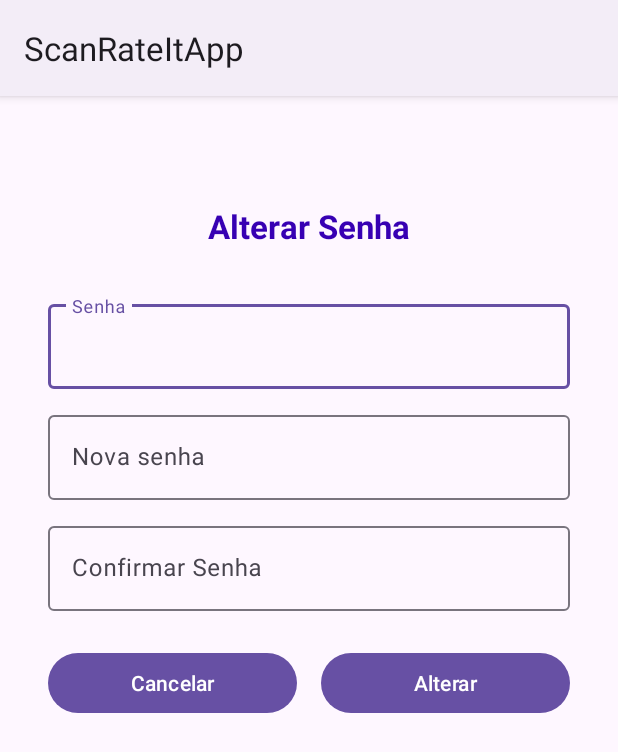
After one commit to AlissonMdaCruz/ScanRateItApp, an Android app: the fragment ChangePassFragment shown on its own in the app's theme, on a phone screen of 412 x 824 dp. The commit adds this screen. Shown: the top 752 px of the screen. Run offline under Robolectric (Android 15) with nearby library versions, the phone set to English and light mode, and no system bars; our stand-ins replace Firebase (no records; nobody signed in at launch, a user with empty details on screens opened directly); Roboto replaces fonts that are not available here.

Commit message:
[Add] troca de senha

```diff
--- a/app/src/main/java/com/akhenaton/scanrateitapp/common/repository/AuthRepository.kt
+++ b/app/src/main/java/com/akhenaton/scanrateitapp/common/repository/AuthRepository.kt
@@ -7,5 +7,6 @@ interface AuthRepository {
     suspend fun login(email: String, password: String): Resource<FirebaseUser>
     suspend fun signup(name: String, email: String, password: String): Resource<FirebaseUser>
     suspend fun recoverAccess(email: String): Resource<Boolean>
+    suspend fun changeData(password: String, newPassword: String): Resource<Boolean>
     fun logout()
 }
--- a/app/src/main/java/com/akhenaton/scanrateitapp/features/changedata/viewmodel/ChangeDataViewModel.kt
+++ /dev/null
@@ -1,4 +0,0 @@
-package com.akhenaton.scanrateitapp.features.changedata.viewmodel
-
-class ChangeDataViewModel {
-}
--- /dev/null
+++ b/app/src/main/java/com/akhenaton/scanrateitapp/features/changepass/ui/ChangePassFragment.kt
@@ -0,0 +1,82 @@
+package com.akhenaton.scanrateitapp.features.changepass.ui
+
+import android.view.LayoutInflater
+import android.view.View
+import android.view.ViewGroup
+import android.widget.Toast
+import androidx.lifecycle.ViewModelProvider
+import androidx.navigation.fragment.findNavController
+import com.akhenaton.scanrateitapp.common.BaseFragment
+import com.akhenaton.scanrateitapp.databinding.FragmentChangePassBinding
+import com.akhenaton.scanrateitapp.features.changepass.viewmodel.ChangePassViewModel
+import com.akhenaton.scanrateitapp.features.changepass.viewmodel.ChangePassViewModelFactory
+import com.akhenaton.scanrateitapp.features.changepass.viewmodel.ChangePassViewState
+
+class ChangePassFragment : BaseFragment<FragmentChangePassBinding>() {
+
+    private lateinit var viewModel: ChangePassViewModel
+
+    override fun initView() {
+        initViewModel()
+        initObserver()
+        initListeners()
+    }
+
+    override fun viewBinding(
+        inflater: LayoutInflater,
+        container: ViewGroup?
+    ): FragmentChangePassBinding = FragmentChangePassBinding.inflate(inflater, container, false)
+
+    private fun initViewModel() {
+        val factory = ChangePassViewModelFactory()
+        viewModel = ViewModelProvider(this, factory)[ChangePassViewModel::class.java]
+    }
+
+    private fun initObserver() {
+        viewModel.state.observe(this) { state ->
+            when (state) {
+                is ChangePassViewState.Loading -> onLoading()
+                is ChangePassViewState.Success -> onSuccess()
+                is ChangePassViewState.Error -> onError(state.message)
+            }
+        }
+    }
+
+    private fun initListeners() {
+        binding.btnChangePass.setOnClickListener {
+            val oldPass = binding.edtChangePasswordOld.text.toString().trim()
+            val newPass = binding.edtChangePasswordNew.text.toString().trim()
+            val confirmPass = binding.edtChangePasswordConfirm.text.toString().trim()
+            viewModel.validateChangePass(oldPass, newPass, confirmPass)
+        }
+
+        binding.btnCancelChangePass.setOnClickListener {
+            findNavController().popBackStack()
+        }
+    }
+
+    private fun onLoading() {
+        binding.pgbChangePass.visibility = View.VISIBLE
+    }
+
+    private fun onSuccess() {
+        binding.pgbChangePass.visibility = View.INVISIBLE
+        Toast.makeText(requireContext(), SUCCESS, Toast.LENGTH_SHORT).show()
+        clearFields()
+    }
+
+    private fun clearFields() {
+        binding.edtChangePasswordOld.text?.clear()
+        binding.edtChangePasswordNew.text?.clear()
+        binding.edtChangePasswordConfirm.text?.clear()
+    }
+
+    private fun onError(message: String) {
+        binding.pgbChangePass.visibility = View.INVISIBLE
+        Toast.makeText(requireContext(), message, Toast.LENGTH_SHORT).show()
+    }
+
+    companion object {
+        private const val SUCCESS = "Senha alterada com sucesso!"
+    }
+}
--- /dev/null
+++ b/app/src/main/java/com/akhenaton/scanrateitapp/features/changepass/viewmodel/ChangePassViewModel.kt
@@ -0,0 +1,49 @@
+package com.akhenaton.scanrateitapp.features.changepass.viewmodel
+
+import androidx.lifecycle.MutableLiveData
+import androidx.lifecycle.ViewModel
+import androidx.lifecycle.viewModelScope
+import com.akhenaton.scanrateitapp.common.repository.AuthRepository
+import com.akhenaton.scanrateitapp.common.repository.Resource
+import kotlinx.coroutines.launch
+
+class ChangePassViewModel(
+    private val repository: AuthRepository
+) : ViewModel() {
+
+    private val _state = MutableLiveData<ChangePassViewState>()
+    val state get() = _state
+
+    fun validateChangePass(oldPass: String, newPass: String, confirmPass: String) {
+        _state.value = ChangePassViewState.Loading
+        when {
+            oldPass.isEmpty() -> _state.value = ChangePassViewState.Error(EMPTY_OLD_PASS)
+            newPass.isEmpty() -> _state.value = ChangePassViewState.Error(EMPTY_NEW_PASS)
+            confirmPass.isEmpty() -> _state.value = ChangePassViewState.Error(
+                EMPTY_CONFRIM_PASSWORD
+            )
+            newPass != confirmPass -> _state.value = ChangePassViewState.Error(DIFF_PASSWORD)
+            else -> changePass(oldPass, newPass)
+        }
+    }
+
+    private fun changePass(oldPass: String, newPass: String) = viewModelScope.launch {
+        val result = repository.changeData(oldPass, newPass)
+        handleResult(result)
+    }
+
+    private fun handleResult(result: Resource<Boolean>) {
+        when (result) {
+            is Resource.Success -> _state.value = ChangePassViewState.Success
+            is Resource.Failure -> _state.value =
+                ChangePassViewState.Error(result.exception.message ?: "")
+        }
+    }
+
+    companion object {
+        private const val EMPTY_OLD_PASS = "Campo senha vazio"
+        private const val EMPTY_NEW_PASS = "Campo nova senha vazio"
+        private const val EMPTY_CONFRIM_PASSWORD = "Campo confirmação de senha vazio"
+        private const val DIFF_PASSWORD = "As senhas estão diferentes"
+    }
+}
--- /dev/null
+++ b/app/src/main/java/com/akhenaton/scanrateitapp/features/changepass/viewmodel/ChangePassViewModelFactory.kt
@@ -0,0 +1,16 @@
+package com.akhenaton.scanrateitapp.features.changepass.viewmodel
+
+import androidx.lifecycle.ViewModel
+import androidx.lifecycle.ViewModelProvider
+import com.akhenaton.scanrateitapp.common.repository.AuthRepositoryImpl
+import com.google.firebase.auth.FirebaseAuth
+
+class ChangePassViewModelFactory : ViewModelProvider.Factory {
+
+    @Suppress("UNCHECKED_CAST")
+    override fun <T : ViewModel> create(modelClass: Class<T>): T {
+        val repository = AuthRepositoryImpl(FirebaseAuth.getInstance())
+
+        return ChangePassViewModel(repository) as T
+    }
+}
--- /dev/null
+++ b/app/src/main/res/layout/fragment_change_pass.xml
@@ -0,0 +1,118 @@
+<?xml version="1.0" encoding="utf-8"?>
+<androidx.constraintlayout.widget.ConstraintLayout xmlns:android="http://schemas.android.com/apk/res/android"
+    xmlns:app="http://schemas.android.com/apk/res-auto"
+    xmlns:tools="http://schemas.android.com/tools"
+    android:layout_width="match_parent"
+    android:layout_height="match_parent"
+    android:padding="32dp"
+    tools:context=".features.changepass.ui.ChangePassFragment">
+
+    <TextView
+        android:id="@+id/txt_change_pass_title"
+        android:layout_width="wrap_content"
+        android:layout_height="wrap_content"
+        android:layout_marginTop="40dp"
+        android:text="@string/change_pass"
+        android:textColor="@color/purple_700"
+        android:textSize="22sp"
+        android:textStyle="bold"
+        app:layout_constraintEnd_toEndOf="parent"
+        app:layout_constraintStart_toStartOf="parent"
+        app:layout_constraintTop_toTopOf="parent" />
+
+    <com.google.android.material.textfield.TextInputLayout
+        android:id="@+id/iml_change_password_old"
+        android:layout_width="match_parent"
+        android:layout_height="wrap_content"
+        android:layout_marginTop="32dp"
+        app:layout_constraintEnd_toEndOf="parent"
+        app:layout_constraintStart_toStartOf="parent"
+        app:layout_constraintTop_toBottomOf="@+id/txt_change_pass_title">
+
+        <com.google.android.material.textfield.TextInputEditText
+            android:id="@+id/edt_change_password_old"
+            android:layout_width="match_parent"
+            android:layout_height="wrap_content"
+            android:hint="@string/password"
+            android:inputType="textPassword"
+            android:maxLength="16" />
+
+    </com.google.android.material.textfield.TextInputLayout>
+
+    <com.google.android.material.textfield.TextInputLayout
+        android:id="@+id/iml_change_password_new"
+        android:layout_width="match_parent"
+        android:layout_height="wrap_content"
+        android:layout_marginTop="12dp"
+        app:layout_constraintEnd_toEndOf="parent"
+        app:layout_constraintStart_toStartOf="parent"
+        app:layout_constraintTop_toBottomOf="@+id/iml_change_password_old">
+
+        <com.google.android.material.textfield.TextInputEditText
+            android:id="@+id/edt_change_password_new"
+            android:layout_width="match_parent"
+            android:layout_height="wrap_content"
+            android:hint="@string/new_password"
+            android:inputType="textPassword"
+            android:maxLength="16" />
+
+    </com.google.android.material.textfield.TextInputLayout>
+
+    <com.google.android.material.textfield.TextInputLayout
+        android:id="@+id/iml_change_password_confirm"
+        android:layout_width="match_parent"
+        android:layout_height="wrap_content"
+        android:layout_marginTop="12dp"
+        app:layout_constraintEnd_toEndOf="parent"
+        app:layout_constraintStart_toStartOf="parent"
+        app:layout_constraintTop_toBottomOf="@+id/iml_change_password_new">
+
+        <com.google.android.material.textfield.TextInputEditText
+            android:id="@+id/edt_change_password_confirm"
+            android:layout_width="match_parent"
+            android:layout_height="wrap_content"
+            android:hint="@string/confirm_password"
+            android:inputType="textPassword"
+            android:maxLength="16" />
+
+    </com.google.android.material.textfield.TextInputLayout>
+
+    <LinearLayout
+        android:id="@+id/container_change_pass_buttons"
+        android:layout_width="match_parent"
+        android:layout_height="wrap_content"
+        android:orientation="horizontal"
+        android:layout_marginTop="24dp"
+        app:layout_constraintEnd_toEndOf="parent"
+        app:layout_constraintStart_toStartOf="parent"
+        app:layout_constraintTop_toBottomOf="@+id/iml_change_password_confirm">
+
+        <Button
+            android:id="@+id/btn_cancel_change_pass"
+            android:layout_width="0dp"
+            android:layout_height="wrap_content"
+            android:layout_marginEnd="16dp"
+            android:layout_weight="1"
+            android:text="@string/cancel" />
+
+        <Button
+            android:id="@+id/btn_change_pass"
+            android:layout_width="0dp"
+            android:layout_height="wrap_content"
+            android:layout_weight="1"
+            android:text="@string/change" />
+
+    </LinearLayout>
+
+    <ProgressBar
+        android:id="@+id/pgb_change_pass"
+        android:layout_width="32dp"
+        android:layout_height="32dp"
+        android:layout_marginTop="32dp"
+        android:visibility="invisible"
+        tools:visibility="visible"
+        app:layout_constraintEnd_toEndOf="parent"
+        app:layout_constraintStart_toStartOf="parent"
+        app:layout_constraintTop_toBottomOf="@+id/container_change_pass_buttons" />
+
+</androidx.constraintlayout.widget.ConstraintLayout>
--- a/app/src/main/res/layout/fragment_my_data.xml
+++ b/app/src/main/res/layout/fragment_my_data.xml
@@ -71,7 +71,7 @@
         android:layout_width="0dp"
         android:layout_height="wrap_content"
         android:layout_marginTop="32dp"
-        android:text="@string/change_data"
+        android:text="@string/change_pass"
         app:layout_constraintEnd_toEndOf="parent"
         app:layout_constraintStart_toStartOf="parent"
         app:layout_constraintTop_toBottomOf="@+id/txt_my_data_email_value" />
--- a/app/src/main/res/navigation/mobile_navigation.xml
+++ b/app/src/main/res/navigation/mobile_navigation.xml
@@ -42,8 +42,8 @@
 
     <fragment
         android:id="@+id/nav_change_data"
-        android:name="com.akhenaton.scanrateitapp.features.changedata.ui.ChangeDataFragment"
-        android:label="@string/change_data"
-        tools:layout="@layout/fragment_change_data" />
+        android:name="com.akhenaton.scanrateitapp.features.changepass.ui.ChangePassFragment"
+        android:label="@string/change_pass"
+        tools:layout="@layout/fragment_change_pass" />
 
 </navigation>
--- a/app/src/main/res/values/strings.xml
+++ b/app/src/main/res/values/strings.xml
@@ -19,7 +19,9 @@
     <string name="product_code">Código do produto</string>
     <string name="search">Buscar</string>
     <string name="scan_barcode">Escanear código de barra</string>
-    <string name="change_data">Alterar Dados</string>
+    <string name="new_password">Nova senha</string>
+    <string name="change_pass">Alterar Senha</string>
+    <string name="change">Alterar</string>
 
     <string name="open">Open</string>
     <string name="close">Close</string>
```
Also changed, not shown: app/src/main/java/com/akhenaton/scanrateitapp/common/repository/AuthRepositoryImpl.kt (+14 -0 lines), app/src/main/java/com/akhenaton/scanrateitapp/features/changedata/ui/ChangeDataFragment.kt (deleted, +0 -17 lines), app/src/main/java/com/akhenaton/scanrateitapp/features/changepass/viewmodel/ChangePassViewState.kt (added, +7 -0 lines), app/src/main/res/layout/fragment_change_data.xml (deleted, +0 -23 lines).
